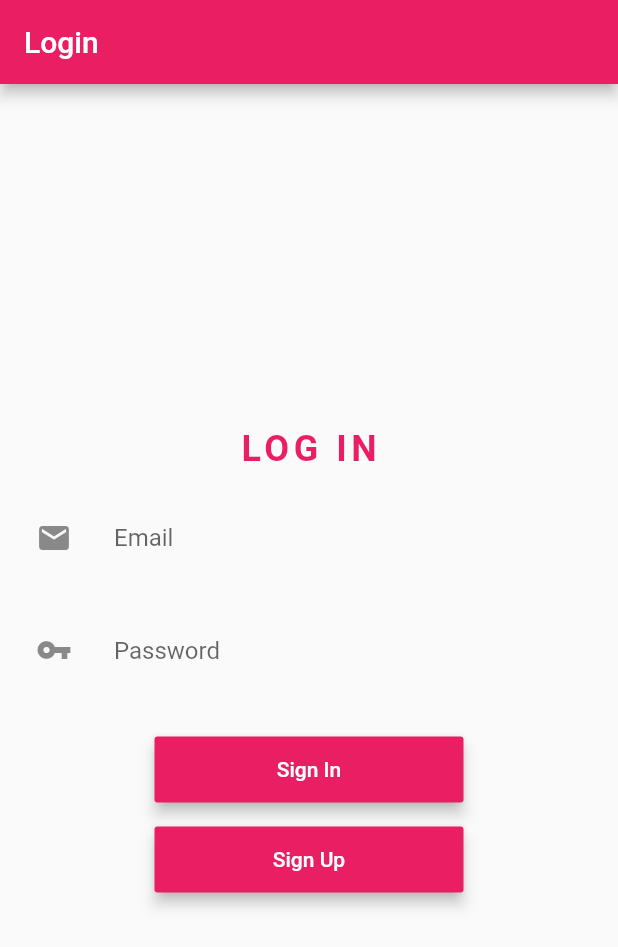
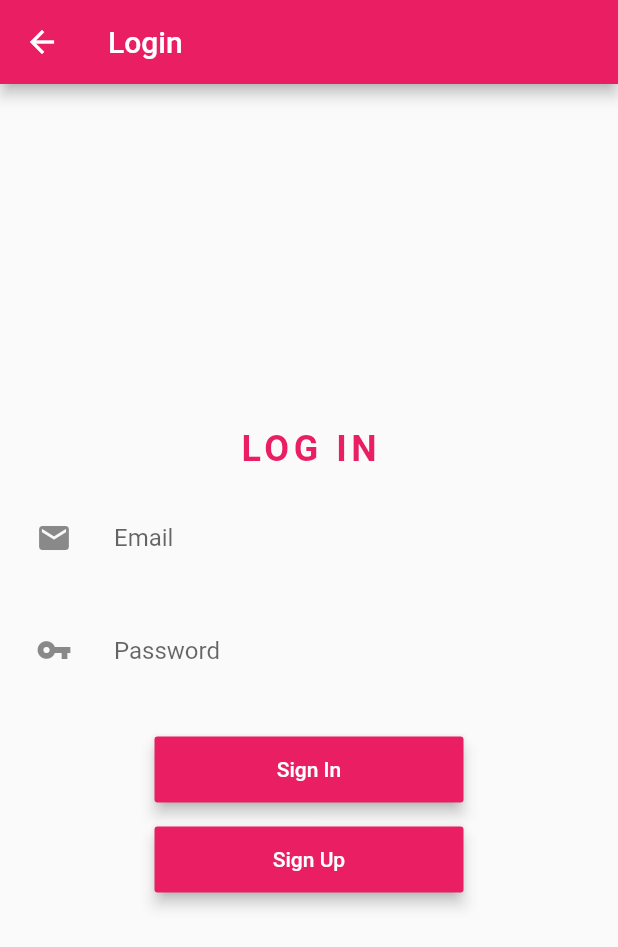
Before and after one commit to im-minion/Flutter-Single-Chat-App, a Flutter app: the MyHomePage screen opened directly, after a tap on the "exit to app" icon, on a phone screen of 412 x 824 dp. Shown: the top 947 px of the screen. Run offline on Flutter 3.47's test engine with Material 2 defaults, Android fonts, the phone set to English and light mode, and no system bars; our stand-ins replace firebase_auth, firebase_database, shared_preferences; accounts and stored records are empty; network calls fail.

Commit message:
done with navigations

```diff
--- /dev/null
+++ b/lib/ChatScreen.dart
@@ -0,0 +1,31 @@
+import 'package:flutter/material.dart';
+import 'package:firebase_database/firebase_database.dart';
+import 'package:flutter_single_chat_app/main.dart';
+
+class ChatScreen extends StatefulWidget {
+  final String _clickedEmailId;
+
+  ChatScreen(this._clickedEmailId);
+
+  @override
+  ChatScreenState createState() => new ChatScreenState(_clickedEmailId);
+}
+
+class ChatScreenState extends State<ChatScreen> {
+  final String _clickedEmailId;
+
+  ChatScreenState(this._clickedEmailId);
+
+  @override
+  Widget build(BuildContext context) {
+    return new MaterialApp(
+      theme: new ThemeData(primaryColor: Colors.pink),
+      home: new Scaffold(
+        appBar: new AppBar(
+          title: new Text(_clickedEmailId),
+        ),
+        body: new Text("abcd"),
+      ),
+    );
+  }
+}
--- a/lib/main.dart
+++ b/lib/main.dart
@@ -1,6 +1,7 @@
 import 'dart:async';
 import 'package:flutter/material.dart';
 import 'package:firebase_auth/firebase_auth.dart';
+import 'package:flutter_single_chat_app/ChatScreen.dart';
 import 'package:flutter_single_chat_app/ChatUsersRow.dart';
 import 'package:shared_preferences/shared_preferences.dart';
 import 'package:firebase_database/firebase_database.dart';
@@ -17,7 +18,10 @@ class MyApp extends StatelessWidget {
       theme: new ThemeData(
         primarySwatch: Colors.pink,
       ),
-      home: new MyHomePage(),
+      routes: <String, WidgetBuilder>{
+        '/': (BuildContext context) => new MyHomePage(),
+      },
+      //home: new MyHomePage(),
     );
   }
 }
```
Also changed, not shown: lib/ChatUsersRow.dart (+7 -3 lines).
